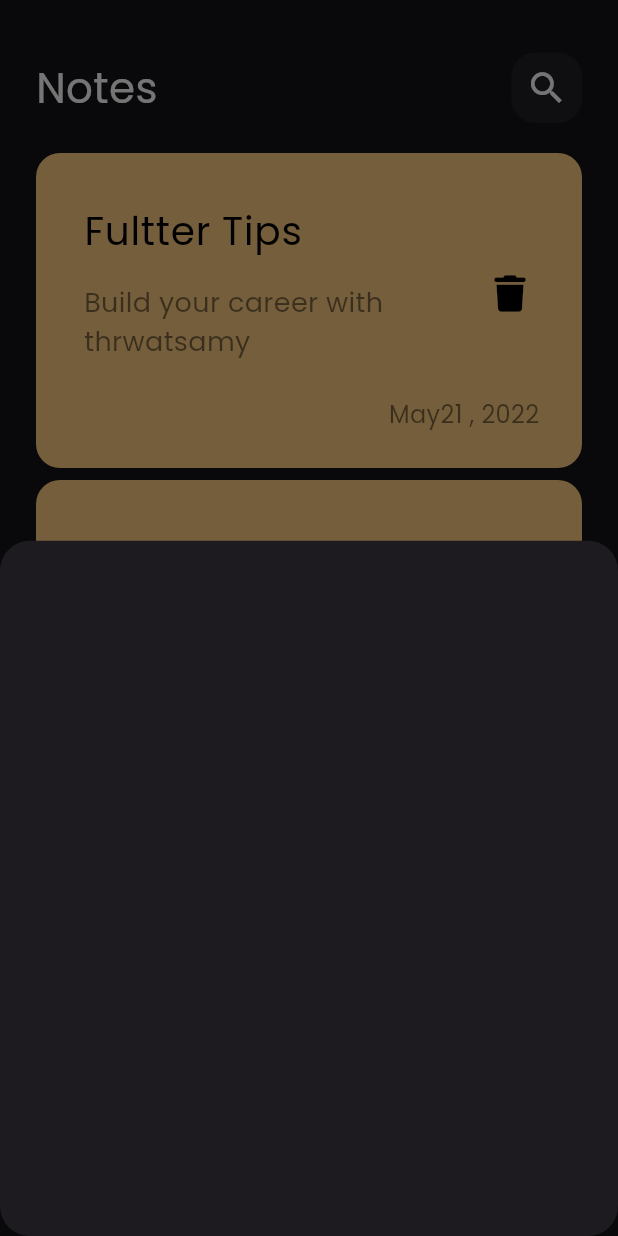
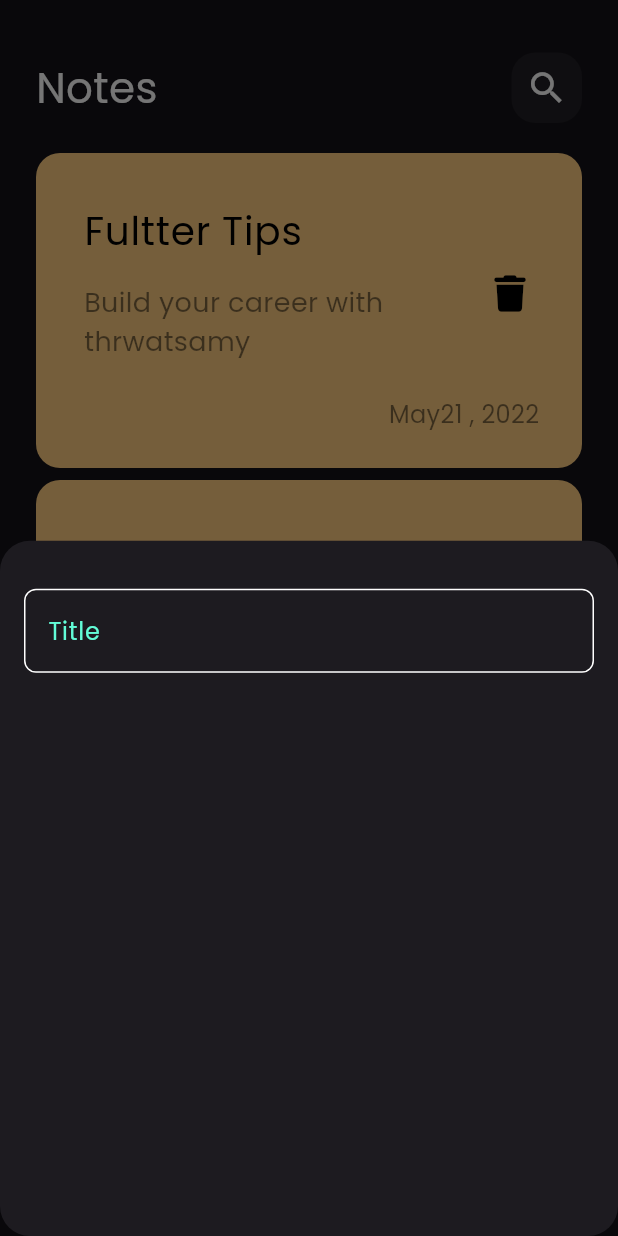
Before and after one commit to Mazen123-123/notes_app, a Flutter app: the screen it shows after launch, after a tap on the "add" icon, on a phone screen of 412 x 824 dp. Run offline on Flutter 3.47's test engine with Material 3 defaults, Android fonts, the phone set to English and light mode, and no system bars; our stand-ins replace font_awesome_flutter.

Commit message:
create custom text field

```diff
--- /dev/null
+++ b/lib/constants.dart
@@ -0,0 +1,3 @@
+import 'package:flutter/material.dart';
+
+ const KPrimaryColor =   Color(0xff62FCD7);
--- a/lib/views/widgets/add_note_button_sheet.dart
+++ b/lib/views/widgets/add_note_button_sheet.dart
@@ -1,11 +1,23 @@
-
 import 'package:flutter/material.dart';
+import 'package:notes_app/views/widgets/custom_text_field.dart';
 
 class AddNoteButtonSheet extends StatelessWidget {
   const AddNoteButtonSheet({super.key});
 
   @override
   Widget build(BuildContext context) {
-    return Container();
+    return Padding(
+      padding: const EdgeInsets.symmetric(
+        horizontal: 16,
+      ),
+      child: Column(
+        children: [
+          SizedBox(
+            height: 32,
+          ),
+          CustomTextField(),
+        ],
+      ),
+    );
   }
 }
--- /dev/null
+++ b/lib/views/widgets/custom_text_field.dart
@@ -0,0 +1,31 @@
+import 'package:flutter/material.dart';
+import 'package:notes_app/constants.dart';
+
+class CustomTextField extends StatelessWidget {
+  const CustomTextField({super.key});
+
+  @override
+  Widget build(BuildContext context) {
+    return TextField(
+      cursorColor: KPrimaryColor,
+      decoration: InputDecoration(
+        hintText: 'Title',
+        hintStyle: const TextStyle(
+          color: KPrimaryColor,
+        ),
+        border: buildBorder(),
+        enabledBorder: buildBorder(),
+        focusedBorder: buildBorder(KPrimaryColor),
+      ),
+    );
+  }
+
+  OutlineInputBorder buildBorder([color]) {
+    return OutlineInputBorder(
+      borderRadius: BorderRadius.circular(8),
+      borderSide: BorderSide(
+        color: color ?? Colors.white,
+      ),
+    );
+  }
+}
```
